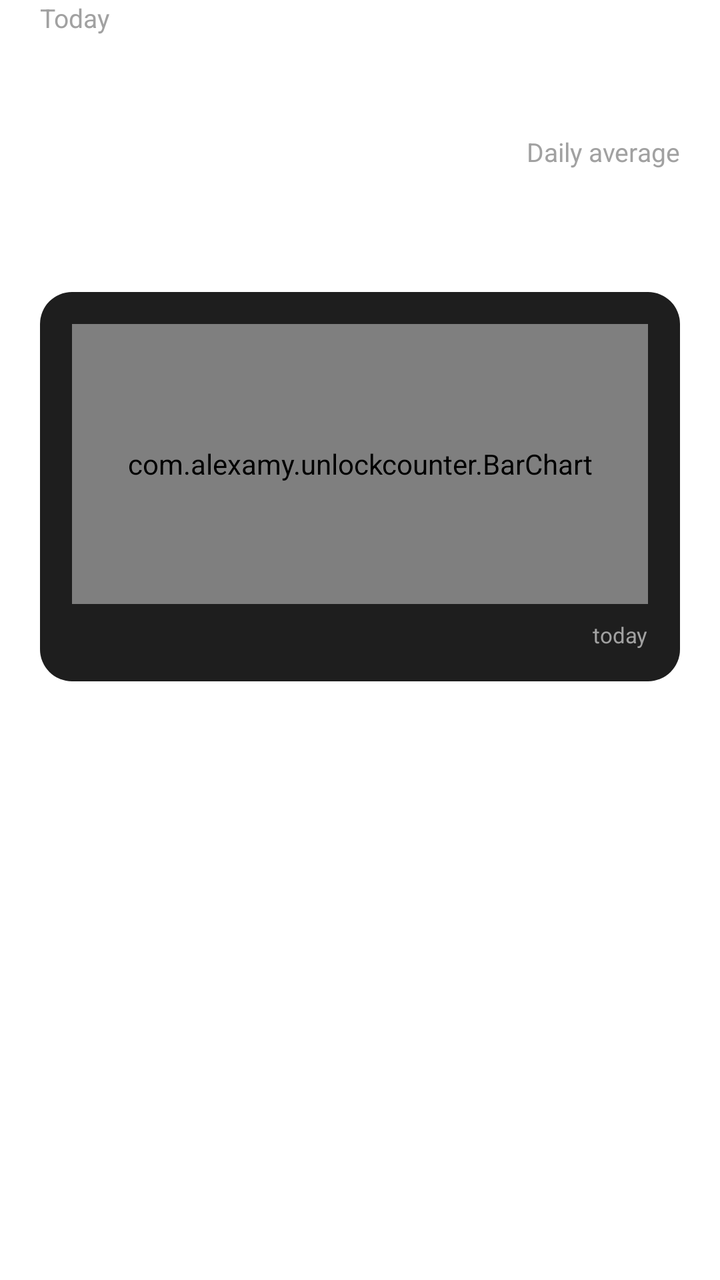
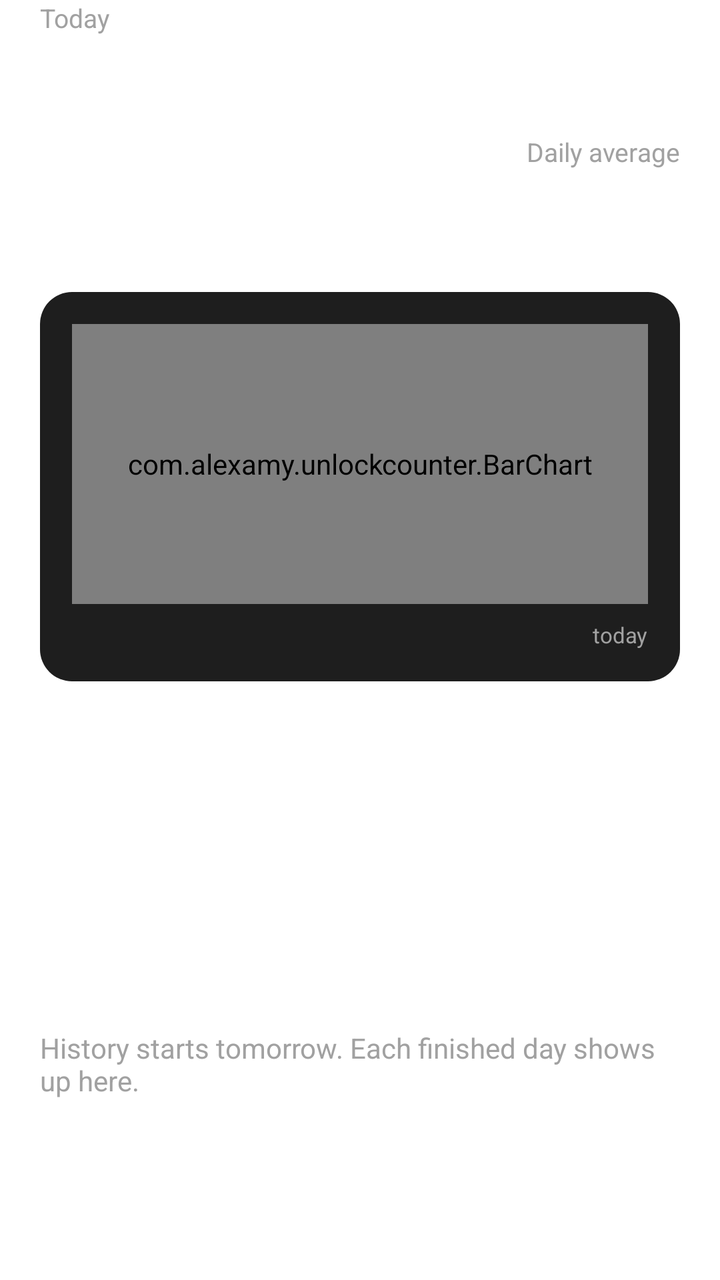

Before-and-after screenshots of an Android layout around one commit, followed by the original layout XML and the change that was made.
<!-- AndroidManifest.xml: fallback theme Theme.MaterialComponents.DayNight.NoActionBar -->
<!-- res/layout/tab_history.xml -->
<?xml version="1.0" encoding="utf-8"?>
<FrameLayout xmlns:android="http://schemas.android.com/apk/res/android"
    android:layout_width="match_parent"
    android:layout_height="match_parent">

    <LinearLayout
        android:layout_width="match_parent"
        android:layout_height="match_parent"
        android:orientation="vertical"
        android:paddingHorizontal="20dp">

        <LinearLayout
            android:layout_width="match_parent"
            android:layout_height="wrap_content"
            android:gravity="bottom"
            android:orientation="horizontal">

            <LinearLayout
                android:layout_width="0dp"
                android:layout_height="wrap_content"
                android:layout_weight="1"
                android:orientation="vertical">

                <TextView
                    android:layout_width="wrap_content"
                    android:layout_height="wrap_content"
                    android:text="@string/today"
                    android:textColor="@color/text_muted"
                    android:textSize="13sp" />

                <TextView
                    android:id="@+id/today_count"
                    android:layout_width="wrap_content"
                    android:layout_height="wrap_content"
                    android:includeFontPadding="false"
                    android:textColor="@color/text"
                    android:textSize="96sp" />
            </LinearLayout>

            <LinearLayout
                android:layout_width="wrap_content"
                android:layout_height="wrap_content"
                android:layout_marginBottom="8dp"
                android:gravity="end"
                android:orientation="vertical">

                <TextView
                    android:layout_width="wrap_content"
                    android:layout_height="wrap_content"
                    android:text="@string/average_14"
                    android:textColor="@color/text_muted"
                    android:textSize="13sp" />

                <TextView
                    android:id="@+id/average"
                    android:layout_width="wrap_content"
                    android:layout_height="wrap_content"
                    android:textColor="@color/text"
                    android:textSize="28sp"
                    android:textStyle="bold" />
            </LinearLayout>
        </LinearLayout>

        <LinearLayout
            android:layout_width="match_parent"
            android:layout_height="wrap_content"
            android:layout_marginVertical="16dp"
            android:background="@drawable/bg_card"
            android:orientation="vertical"
            android:padding="16dp">

            <com.alexamy.unlockcounter.BarChart
                android:id="@+id/bars"
                android:layout_width="match_parent"
                android:layout_height="140dp" />

            <LinearLayout
                android:layout_width="match_parent"
                android:layout_height="wrap_content"
                android:layout_marginTop="8dp"
                android:orientation="horizontal">

                <TextView
                    android:id="@+id/bars_start"
                    android:layout_width="0dp"
                    android:layout_height="wrap_content"
                    android:layout_weight="1"
                    android:textColor="@color/text_muted"
                    android:textSize="11sp" />

                <TextView
                    android:layout_width="wrap_content"
                    android:layout_height="wrap_content"
                    android:text="@string/today_lower"
                    android:textColor="@color/text_muted"
                    android:textSize="11sp" />
            </LinearLayout>
        </LinearLayout>

        <ListView
            android:id="@+id/history"
            android:layout_width="match_parent"
            android:layout_height="0dp"
            android:layout_weight="1"
            android:divider="@color/surface_high"
            android:dividerHeight="1dp" />
    </LinearLayout>
</FrameLayout>
<!-- resources referenced by this layout -->
<resources>
  <color name="surface_high">#2A2A2A</color>
  <color name="text">#EDEDED</color>
  <color name="text_muted">#A1A1A1</color>
  <!-- drawable bg_card (drawable) -->
  <?xml version="1.0" encoding="utf-8"?>
  <shape xmlns:android="http://schemas.android.com/apk/res/android" android:shape="rectangle">
      <solid android:color="@color/surface" />
      <corners android:radius="16dp" />
  </shape>
  <string name="average_14">Daily average</string>
  <string name="today">Today</string>
  <string name="today_lower">today</string>
  <color name="surface">#1E1E1E</color>
</resources>

<!-- the commit's change to res/layout/tab_history.xml (unified diff, before → after) -->
@@ -1,7 +1,8 @@
 <?xml version="1.0" encoding="utf-8"?>
 <FrameLayout xmlns:android="http://schemas.android.com/apk/res/android"
     android:layout_width="match_parent"
-    android:layout_height="match_parent">
+    android:layout_height="match_parent"
+    android:accessibilityPaneTitle="@string/tab_history">
 
     <LinearLayout
         android:layout_width="match_parent"
@@ -104,5 +105,15 @@
             android:layout_weight="1"
             android:divider="@color/surface_high"
             android:dividerHeight="1dp" />
+
+        <TextView
+            android:id="@+id/history_empty"
+            android:layout_width="match_parent"
+            android:layout_height="0dp"
+            android:layout_weight="1"
+            android:paddingTop="16dp"
+            android:text="@string/history_empty"
+            android:textColor="@color/text_muted"
+            android:textSize="14sp" />
     </LinearLayout>
 </FrameLayout>
<!-- resource entries referenced after the edit -->
@@ -10,6 +10,8 @@
       <corners android:radius="16dp" />
   </shape>
   <string name="average_14">Daily average</string>
+  <string name="history_empty">History starts tomorrow. Each finished day shows up here.</string>
+  <string name="tab_history">History</string>
   <string name="today">Today</string>
   <string name="today_lower">today</string>
   <color name="surface">#1E1E1E</color>
